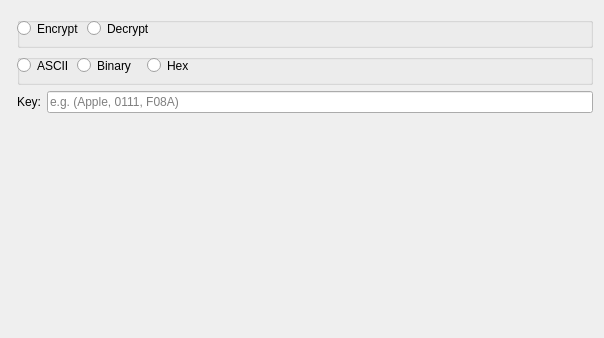
First picture: the form in src/hobbits-plugins/operators/Encryption/encryption.ui, repository nfi002/hobbits, before the edit.
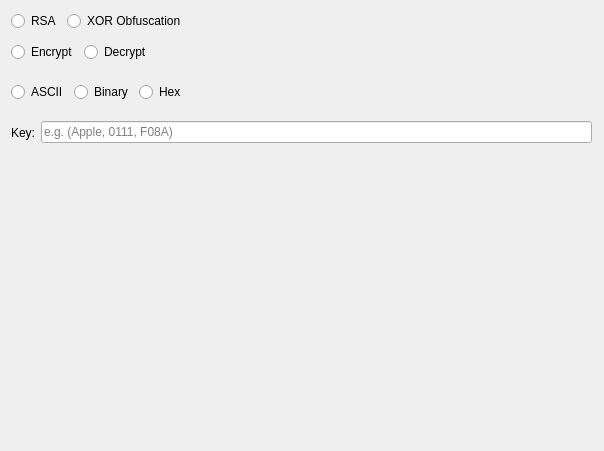
Second picture: the form after the edit. The open tabs and pages were chosen to show the change.

Commit message: added RSA encryption

```diff
--- a/src/hobbits-plugins/operators/Encryption/encryption.ui
+++ b/src/hobbits-plugins/operators/Encryption/encryption.ui
@@ -7,116 +7,201 @@
     <x>0</x>
     <y>0</y>
     <width>604</width>
-    <height>338</height>
+    <height>451</height>
    </rect>
   </property>
   <property name="windowTitle">
    <string>Form</string>
   </property>
   <layout class="QGridLayout" name="gridLayout">
-   <item row="0" column="0">
-    <layout class="QFormLayout" name="formLayout">
      <item row="0" column="1">
-      <layout class="QHBoxLayout" name="horizontalLayout"/>
+    <layout class="QHBoxLayout" name="method">
+     <item>
+      <widget class="QRadioButton" name="rb_RSA">
+       <property name="text">
+        <string>RSA</string>
+       </property>
+      </widget>
      </item>
-     <item row="1" column="1">
-      <widget class="QGroupBox" name="gb_edchoice">
-       <property name="title">
-        <string/>
+     <item>
+      <widget class="QRadioButton" name="rb_xor">
+       <property name="text">
+        <string>XOR Obfuscation</string>
        </property>
-       <widget class="QRadioButton" name="rb_encrypt">
+      </widget>
+     </item>
+     <item>
+      <spacer name="horizontalSpacer">
+       <property name="orientation">
+        <enum>Qt::Horizontal</enum>
+       </property>
+       <property name="sizeHint" stdset="0">
+        <size>
+         <width>40</width>
+         <height>20</height>
+        </size>
+       </property>
+      </spacer>
+     </item>
+    </layout>
+   </item>
+   <item row="6" column="1">
+    <widget class="QStackedWidget" name="UIs">
+     <widget class="QWidget" name="RSA">
+      <widget class="QWidget" name="horizontalLayoutWidget_2">
         <property name="geometry">
          <rect>
           <x>0</x>
           <y>0</y>
-          <width>69</width>
-          <height>23</height>
-         </rect>
-        </property>
-        <property name="text">
-         <string>Encrypt</string>
-        </property>
-       </widget>
+         <width>586</width>
+         <height>25</height>
+        </rect>
+       </property>
+       <layout class="QHBoxLayout" name="Ed">
+        <item>
        <widget class="QRadioButton" name="rb_decrypt">
+          <property name="text">
+           <string>Decrypt</string>
+          </property>
+         </widget>
+        </item>
+        <item>
+         <widget class="QRadioButton" name="rb_encrypt">
+          <property name="text">
+           <string>Encrypt</string>
+          </property>
+         </widget>
+        </item>
+        <item>
+         <spacer name="horizontalSpacer_2">
+          <property name="orientation">
+           <enum>Qt::Horizontal</enum>
+          </property>
+          <property name="sizeHint" stdset="0">
+           <size>
+            <width>40</width>
+            <height>20</height>
+           </size>
+          </property>
+         </spacer>
+        </item>
+       </layout>
+      </widget>
+     </widget>
+     <widget class="QWidget" name="XOR">
+      <widget class="QWidget" name="horizontalLayoutWidget_3">
         <property name="geometry">
          <rect>
-          <x>70</x>
+         <x>0</x>
           <y>0</y>
-          <width>71</width>
-          <height>23</height>
-         </rect>
-        </property>
+         <width>581</width>
+         <height>31</height>
+        </rect>
+       </property>
+       <layout class="QHBoxLayout" name="Ed_2">
+        <item>
+         <widget class="QRadioButton" name="radioButton_2">
+          <property name="text">
+           <string>Encrypt</string>
+          </property>
+         </widget>
+        </item>
+        <item>
+         <widget class="QRadioButton" name="radioButton">
         <property name="text">
          <string>Decrypt</string>
         </property>
        </widget>
-      </widget>
-     </item>
-     <item row="3" column="1">
-      <layout class="QHBoxLayout" name="horizontalLayout_12">
+        </item>
        <item>
-        <widget class="QLabel" name="label">
-         <property name="text">
-          <string>Key:</string>
-         </property>
-        </widget>
-       </item>
-       <item>
-        <widget class="QLineEdit" name="le_key">
-         <property name="placeholderText">
-          <string>e.g. (Apple, 0111, F08A)</string>
-         </property>
-        </widget>
-       </item>
-      </layout>
-     </item>
-     <item row="2" column="1">
-      <widget class="QGroupBox" name="groupBox">
-       <property name="title">
-        <string/>
+         <spacer name="horizontalSpacer_5">
+          <property name="orientation">
+           <enum>Qt::Horizontal</enum>
+          </property>
+          <property name="sizeHint" stdset="0">
+           <size>
+            <width>40</width>
+            <height>20</height>
+           </size>
+          </property>
+         </spacer>
+        </item>
+       </layout>
+      </widget>
+      <widget class="QWidget" name="horizontalLayoutWidget_4">
+       <property name="geometry">
+        <rect>
+         <x>0</x>
+         <y>40</y>
+         <width>581</width>
+         <height>31</height>
+        </rect>
        </property>
+       <layout class="QHBoxLayout" name="abh">
+        <item>
        <widget class="QRadioButton" name="rb_ascii">
-        <property name="geometry">
-         <rect>
-          <x>0</x>
-          <y>0</y>
-          <width>55</width>
-          <height>23</height>
-         </rect>
-        </property>
         <property name="text">
          <string>ASCII</string>
         </property>
        </widget>
+        </item>
+        <item>
        <widget class="QRadioButton" name="rb_binary">
-        <property name="geometry">
-         <rect>
-          <x>60</x>
-          <y>0</y>
-          <width>63</width>
-          <height>23</height>
-         </rect>
-        </property>
         <property name="text">
          <string>Binary</string>
         </property>
        </widget>
+        </item>
+        <item>
        <widget class="QRadioButton" name="rb_hex">
-        <property name="geometry">
-         <rect>
-          <x>130</x>
-          <y>0</y>
-          <width>48</width>
-          <height>23</height>
-         </rect>
-        </property>
         <property name="text">
          <string>Hex</string>
         </property>
        </widget>
+        </item>
+        <item>
+         <spacer name="horizontalSpacer_6">
+          <property name="orientation">
+           <enum>Qt::Horizontal</enum>
+          </property>
+          <property name="sizeHint" stdset="0">
+           <size>
+            <width>40</width>
+            <height>20</height>
+           </size>
+          </property>
+         </spacer>
+        </item>
+       </layout>
       </widget>
-     </item>
-    </layout>
+      <widget class="QWidget" name="horizontalLayoutWidget_5">
+       <property name="geometry">
+        <rect>
+         <x>0</x>
+         <y>80</y>
+         <width>581</width>
+         <height>31</height>
+        </rect>
+       </property>
+       <layout class="QHBoxLayout" name="key">
+        <item>
+         <widget class="QLabel" name="label">
+          <property name="text">
+           <string>Key:</string>
+          </property>
+         </widget>
+        </item>
+        <item>
+         <widget class="QLineEdit" name="le_key">
+          <property name="placeholderText">
+           <string>e.g. (Apple, 0111, F08A)</string>
+          </property>
+         </widget>
+        </item>
+       </layout>
+      </widget>
+     </widget>
+    </widget>
    </item>
   </layout>
  </widget>
```
Lines whose indentation alone changed are shown as unchanged. The commit also changes 3 other files.
